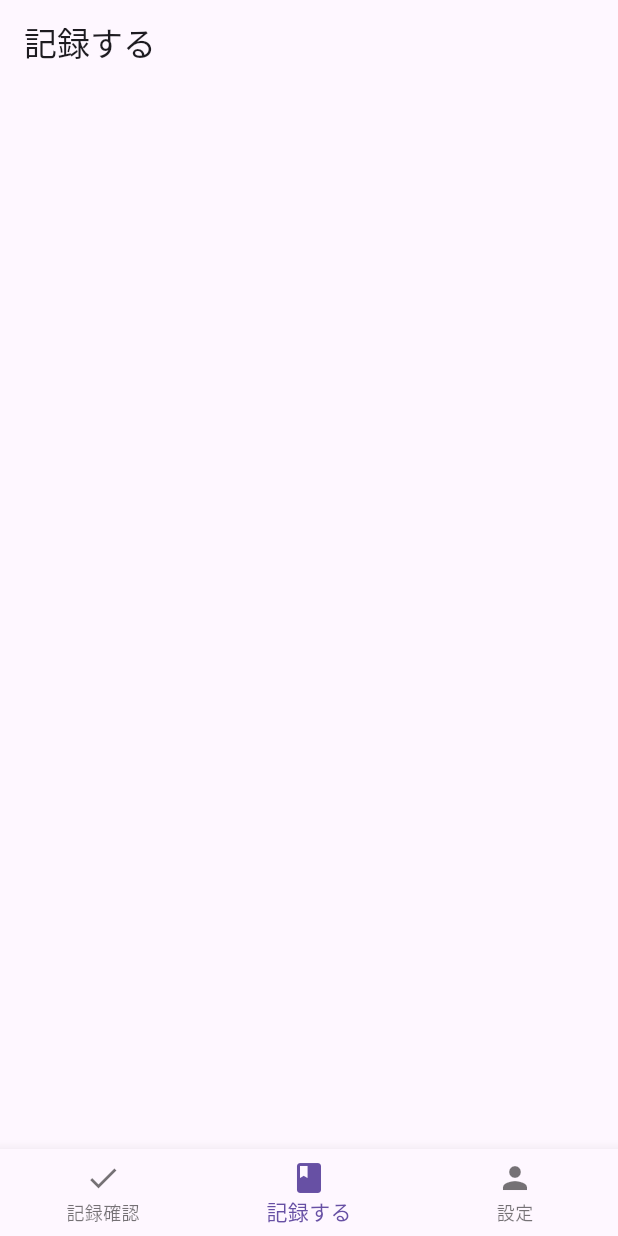
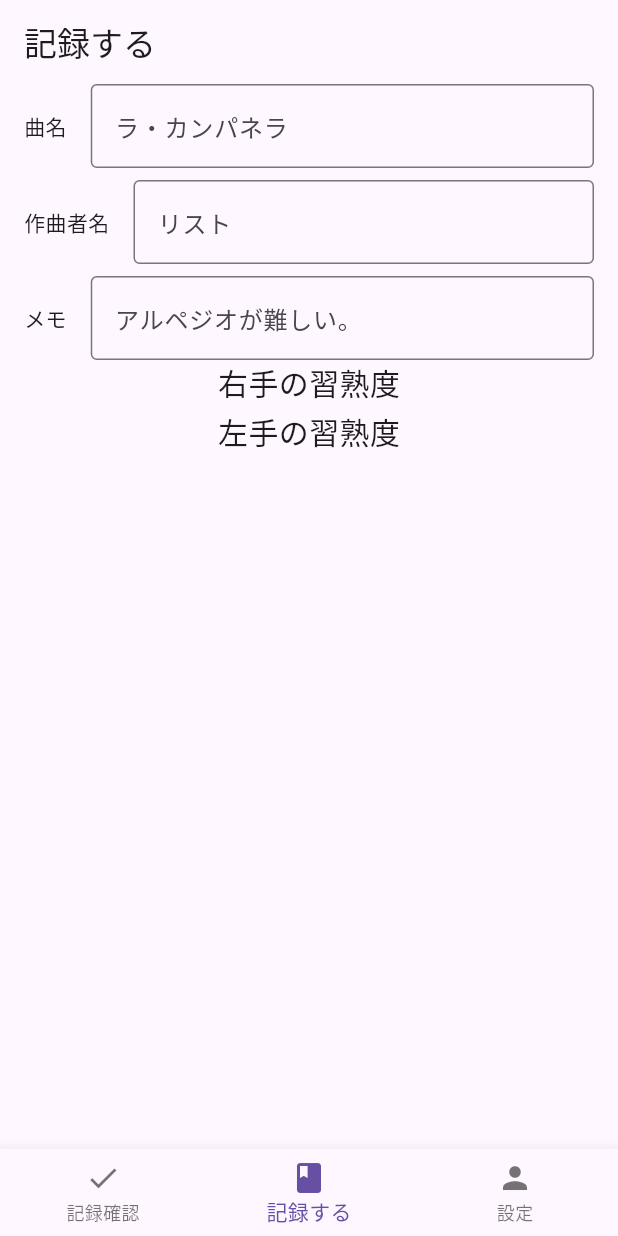
Before and after one commit to Yuki-Naka-Sharing-Study/PianoCoverBookFlutter, a Flutter app: the screen it shows after launch, item 2 of the bottom bar chosen, on a phone screen of 412 x 824 dp. Run offline on Flutter 3.47's test engine with Material 3 defaults, Android fonts, the phone set to English and light mode, and no system bars.

Commit message:
Created TextField for song title, composer name, and notes. Also created texts for right hand proficiency and left hand proficiency.

```diff
--- a/lib/src/screens/record.dart
+++ b/lib/src/screens/record.dart
@@ -2,15 +2,116 @@ import 'package:flutter/material.dart';
 
 class RecordScreen extends StatelessWidget {
   const RecordScreen({Key? key}) : super(key: key);
-
   @override
   Widget build(BuildContext context) {
     return Scaffold(
       appBar: AppBar(
         title: const Text('記録する'),
       ),
-      body: const Center(
-          child: Text('', style: TextStyle(fontSize: 32.0))),
+      body: const Column(
+        children: [
+          Row(
+            children: [
+              SizedBox(width: 16),
+              Text("曲名"),
+              SizedBox(width: 16),
+              Expanded(
+                child: TextField(
+                  style: TextStyle(
+                    color: Colors.black,
+                    fontSize: 16.0,
+                    fontWeight: FontWeight.normal,
+                  ),
+                  decoration: InputDecoration(
+                    hintText: 'ラ・カンパネラ',
+                    border: OutlineInputBorder(),
+                  ),
+                ),
+              ),
+              SizedBox(width: 16),
+            ],
+          ),
+
+          SizedBox(height: 8),
+
+          Row(
+            children: [
+              SizedBox(width: 16),
+              Text("作曲者名"),
+              SizedBox(width: 16),
+              Expanded(
+                child: TextField(
+                  style: TextStyle(
+                    color: Colors.black,
+                    fontSize: 16.0,
+                    fontWeight: FontWeight.normal,
+                  ),
+                  decoration: InputDecoration(
+                    hintText: 'リスト',
+                    border: OutlineInputBorder(),
+                  ),
+                ),
+              ),
+              SizedBox(width: 16),
+            ],
+          ),
+
+          SizedBox(height: 8),
+
+          Row(
+            children: [
+              SizedBox(width: 16),
+              Text("メモ"),
+              SizedBox(width: 16),
+              Expanded(
+                child: TextField(
+                  style: TextStyle(
+                    color: Colors.black,
+                    fontSize: 16.0,
+                    fontWeight: FontWeight.normal,
+                  ),
+                  decoration: InputDecoration(
+                    hintText: 'アルペジオが難しい。',
+                    border: OutlineInputBorder(),
+                  ),
+                ),
+              ),
+              SizedBox(width: 16),
+            ],
+          ),
+
+          Text(
+            '右手の習熟度',
+            style: TextStyle(
+              fontSize: 20,
+            ),
+          ),
+
+          SizedBox(height: 4),
+
+          // ○○％のCircular Progress Bar
+
+
+          // ○○％のSeekBar
+
+          Text(
+            '左手の習熟度',
+            style: TextStyle(
+              fontSize: 20,
+            ),
+          ),
+
+          SizedBox(height: 4),
+
+          // ○○％のCircular Progress Bar
+
+
+          // ○○％のSeekBar
+
+
+        ],
+
+      ),
     );
   }
 }
```
